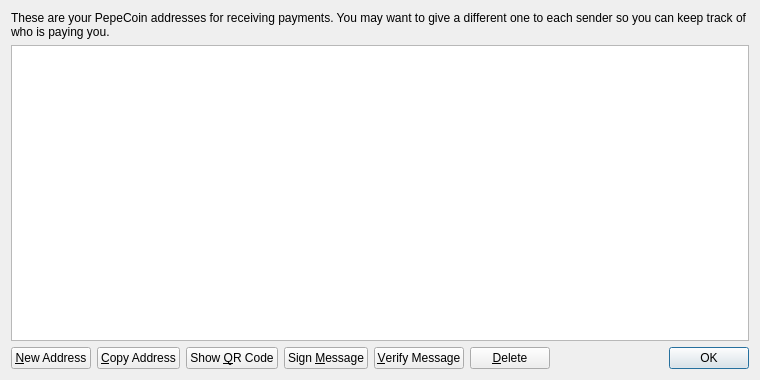
Above: src/qt/forms/addressbookpage.ui from projectmemetic/pepecoin before the change. Below: the same form after it.
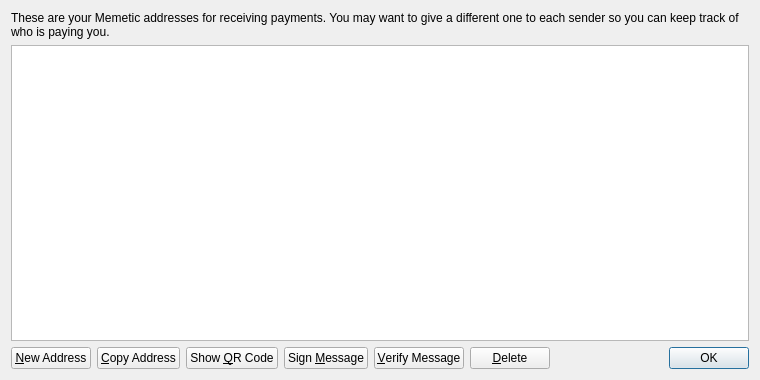
That is the form after the change.

Commit message: Rebrand Pepecoin to Memetic

Diff of the .ui file:
```diff
--- a/src/qt/forms/addressbookpage.ui
+++ b/src/qt/forms/addressbookpage.ui
@@ -17,7 +17,7 @@
    <item>
     <widget class="QLabel" name="labelExplanation">
      <property name="text">
-      <string>These are your PepeCoin addresses for receiving payments. You may want to give a different one to each sender so you can keep track of who is paying you.</string>
+      <string>These are your Memetic addresses for receiving payments. You may want to give a different one to each sender so you can keep track of who is paying you.</string>
      </property>
      <property name="textFormat">
       <enum>Qt::PlainText</enum>
```
Left out of the diff: 4 changed lines with no effect on the pictures. The commit also changes 207 other files.
